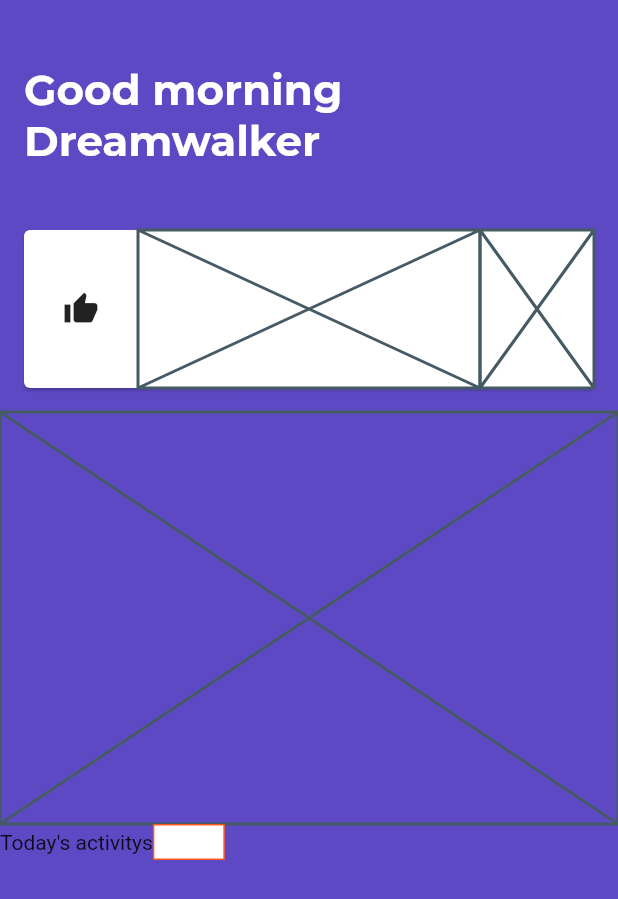
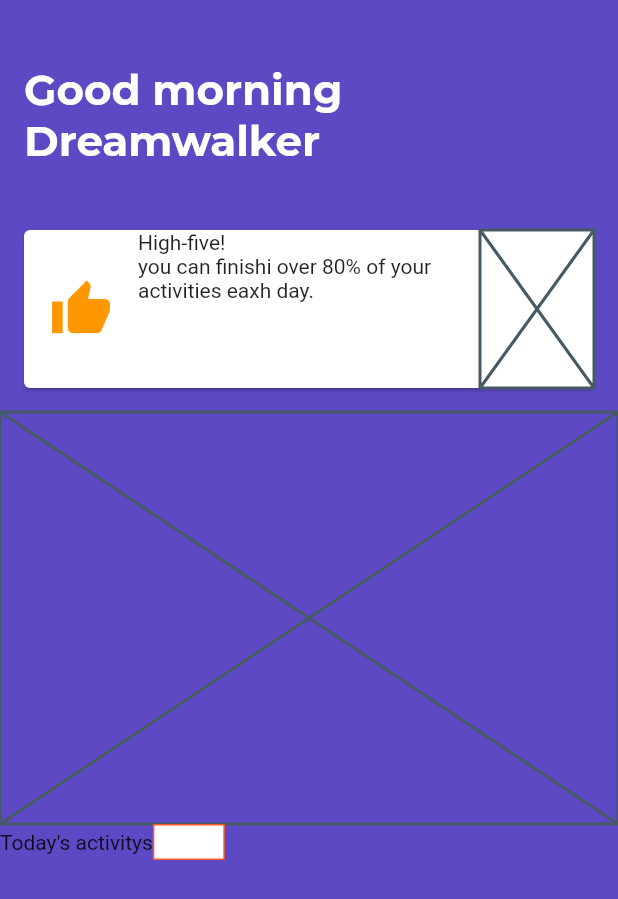
Before and after one commit to JAICHANGPARK/flutter_notebook_5th_story, a Flutter app: the screen it shows after launch, on a phone screen of 412 x 824 dp. Shown: the top 899 px of the screen. Run offline on Flutter 3.47's test engine with Material 2 defaults, Android fonts, the phone set to English and light mode, and no system bars; our stand-ins replace google_fonts; missing offline and left inert: calendar_strip.

Commit message:
Update dilay_main_page.dart

```diff
--- a/lib/ep425_daily_activity_app/dilay_main_page.dart
+++ b/lib/ep425_daily_activity_app/dilay_main_page.dart
@@ -61,12 +61,20 @@ class DailyMainPage extends StatelessWidget {
                                 Expanded(
                                   flex: 1,
                                   child: Icon(
-                                    Icons.thumb_up
+                                    Icons.thumb_up,
+                                    color: Colors.orange,
+                                    size: 42,
                                   ),
                                 ),
                                 Expanded(
                                   flex: 3,
-                                  child: Placeholder(),
+                                  child: Column(
+                                    crossAxisAlignment: CrossAxisAlignment.start,
+                                    children: [
+                                      Text("High-five!"),
+                                      Text("you can finishi over 80% of your activities eaxh day.")
+                                    ],
+                                  ),
                                 ),
                                 Expanded(
                                   flex: 1,
```
